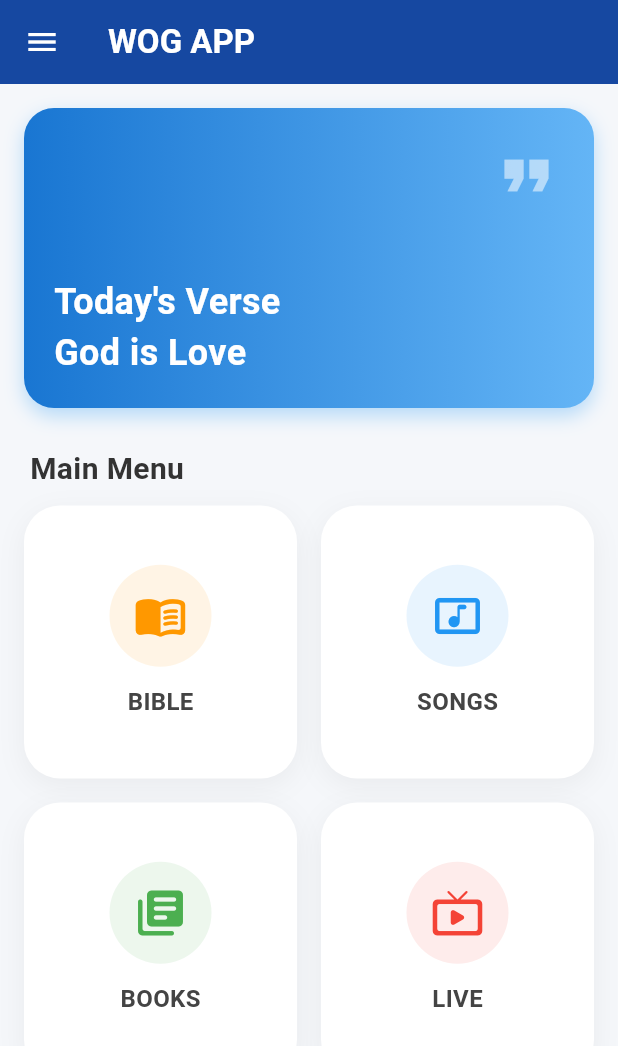
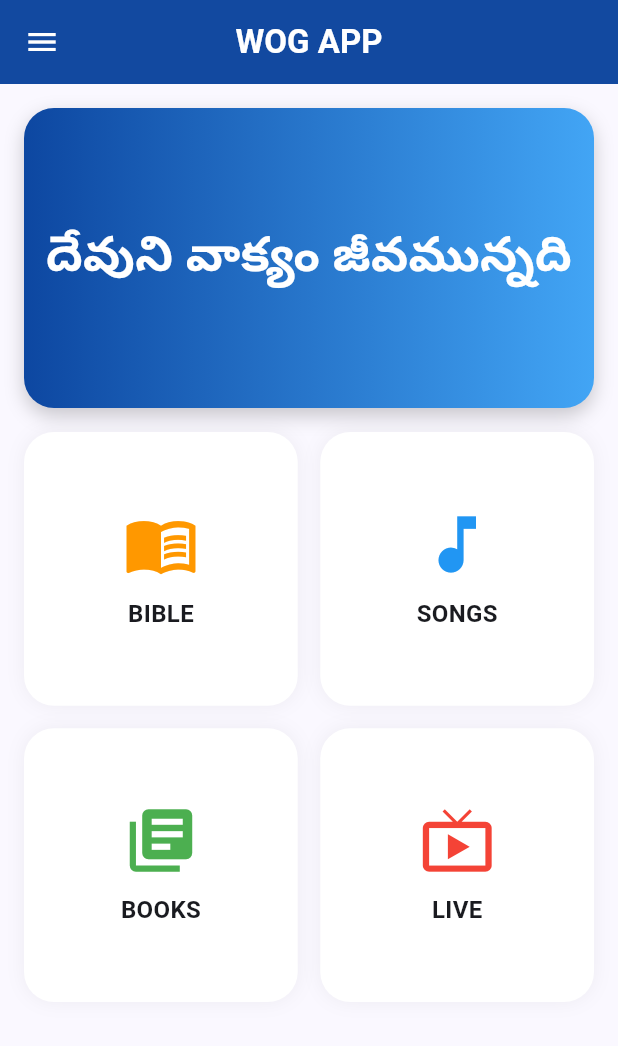
Before and after one commit to worldofgod79-del/wog_apk, a Flutter app: the screen it shows after launch, on a phone screen of 412 x 824 dp. Shown: the top 1046 px of the screen. Run offline on Flutter 3.47's test engine with Material 3 defaults, Android fonts, the phone set to English and light mode, and no system bars; our stand-ins replace google_fonts; Roboto replaces fonts that are missing (Mallanna).

Commit message:
Update main.dart

```diff
--- a/lib/main.dart
+++ b/lib/main.dart
@@ -2,6 +2,8 @@ import 'package:flutter/material.dart';
 import 'dart:async';
 import 'dart:convert';
 import 'package:flutter/services.dart';
+import 'package:google_fonts/google_fonts.dart';
+import 'package:http/http.dart' as http;
 
 void main() {
   runApp(const WogApp());
@@ -13,17 +15,21 @@ class WogApp extends StatelessWidget {
   Widget build(BuildContext context) {
     return MaterialApp(
       debugShowCheckedModeBanner: false,
+      title: 'WOG APK',
       theme: ThemeData(
-        primarySwatch: Colors.blue,
         useMaterial3: true,
-        scaffoldBackgroundColor: const Color(0xFFF5F7FA),
+        colorScheme: ColorScheme.fromSeed(seedColor: const Color(0xFF0D47A1)),
+        // Fixed Global Fonts
+        textTheme: GoogleFonts.robotoTextTheme(Theme.of(context).textTheme).copyWith(
+          bodyLarge: GoogleFonts.mallanna(fontSize: 20),
+          bodyMedium: GoogleFonts.mallanna(fontSize: 18),
+        ),
       ),
       home: const SplashScreen(),
     );
   }
 }
 
-// 1. SPLASH SCREEN
 class SplashScreen extends StatefulWidget {
   const SplashScreen({super.key});
   @override
@@ -46,16 +52,9 @@ class _SplashScreenState extends State<SplashScreen> {
         child: Column(
           mainAxisAlignment: MainAxisAlignment.center,
           children: [
-            Container(
-              padding: const EdgeInsets.all(20),
-              decoration: BoxDecoration(
-                color: Colors.blue.withOpacity(0.1),
-                shape: BoxShape.circle,
-              ),
-              child: const Icon(Icons.auto_awesome, size: 80, color: Colors.blue),
-            ),
-            const SizedBox(height: 24),
-            const Text("WOG APP", style: TextStyle(fontSize: 32, fontWeight: FontWeight.bold, letterSpacing: 2, color: Color(0xFF1A237E))),
+            const Icon(Icons.auto_awesome, size: 100, color: Color(0xFF0D47A1)),
+            const SizedBox(height: 20),
+            Text("WOG APP", style: GoogleFonts.roboto(fontSize: 30, fontWeight: FontWeight.bold, color: const Color(0xFF0D47A1))),
           ],
         ),
       ),
@@ -63,7 +62,6 @@ class _SplashScreenState extends State<SplashScreen> {
   }
 }
 
-// 2. MAIN HOME PAGE
 class MainHomePage extends StatefulWidget {
   const MainHomePage({super.key});
   @override
@@ -77,85 +75,69 @@ class _MainHomePageState extends State<MainHomePage> {
   Widget build(BuildContext context) {
     return Scaffold(
       appBar: AppBar(
-        title: const Text("WOG APP", style: TextStyle(color: Colors.white, fontWeight: FontWeight.bold)),
+        title: Text("WOG APP", style: GoogleFonts.roboto(fontWeight: FontWeight.bold, color: Colors.white)),
         backgroundColor: const Color(0xFF0D47A1),
-        elevation: 5,
+        centerTitle: true,
+        elevation: 4,
         iconTheme: const IconThemeData(color: Colors.white),
       ),
-      // SIDE MENU (EXACTLY AS PER YOUR IMAGE)
       drawer: Drawer(
         child: Column(
           children: [
-            const UserAccountsDrawerHeader(
-              decoration: BoxDecoration(color: Color(0xFF1565C0)),
-              accountName: Text("World of God", style: TextStyle(fontSize: 18, fontWeight: FontWeight.bold)),
-              accountEmail: Text("Contact: wogapp@official.com"),
-              currentAccountPicture: CircleAvatar(backgroundColor: Colors.white, child: Icon(Icons.church, color: Color(0xFF1565C0), size: 40)),
+            UserAccountsDrawerHeader(
+              decoration: const BoxDecoration(color: Color(0xFF0D47A1)),
+              accountName: Text("World of God", style: GoogleFonts.roboto(fontSize: 18, fontWeight: FontWeight.bold)),
+              accountEmail: const Text("wogapp@official.com"),
+              currentAccountPicture: const CircleAvatar(backgroundColor: Colors.white, child: Icon(Icons.church, color: Color(0xFF0D47A1), size: 40)),
             ),
-            _drawerItem(Icons.track_changes, "TRACKER"),
-            _drawerItem(Icons.audiotrack, "AUDIO MESSAGES"),
-            _drawerItem(Icons.quiz, "QUIZ"),
-            const Divider(thickness: 1),
-            _drawerItem(Icons.contact_mail, "CONTACT US"),
-            _drawerItem(Icons.info_outline, "ABOUT US"),
-            _drawerItem(Icons.share, "SHARE THIS APP"),
+            _drawerTile(Icons.track_changes, "TRACKER"),
+            _drawerTile(Icons.audiotrack, "AUDIO MESSAGES"),
+            _drawerTile(Icons.quiz, "QUIZ"),
+            const Divider(),
+            _drawerTile(Icons.contact_mail, "CONTACT US"),
+            _drawerTile(Icons.info, "ABOUT US"),
+            _drawerTile(Icons.share, "SHARE THIS APP"),
           ],
         ),
       ),
-      body: _buildHomeBody(),
-    );
-  }
-
-  Widget _buildHomeBody() {
-    return SingleChildScrollView(
+      body: SingleChildScrollView(
         child: Column(
-        crossAxisAlignment: CrossAxisAlignment.start,
           children: [
-          // PRO BANNER AREA
+            // POLISHED BANNER
             Container(
               height: 200,
               width: double.infinity,
               margin: const EdgeInsets.all(16),
               decoration: BoxDecoration(
                 borderRadius: BorderRadius.circular(20),
-              gradient: const LinearGradient(colors: [Color(0xFF1976D2), Color(0xFF64B5F6)]),
-              boxShadow: [BoxShadow(color: Colors.blue.withOpacity(0.3), blurRadius: 10, offset: const Offset(0, 5))],
+                gradient: const LinearGradient(colors: [Color(0xFF0D47A1), Color(0xFF42A5F5)]),
+                boxShadow: [BoxShadow(color: Colors.black.withOpacity(0.2), blurRadius: 10, offset: const Offset(0, 5))],
               ),
-            child: const Stack(
-              children: [
-                Positioned(
-                  bottom: 20, left: 20,
-                  child: Text("Today's Verse\nGod is Love", style: TextStyle(color: Colors.white, fontSize: 24, fontWeight: FontWeight.bold)),
-                ),
-                Positioned(top: 20, right: 20, child: Icon(Icons.format_quote, color: Colors.white54, size: 50)),
-              ],
+              child: Center(
+                child: Text("దేవుని వాక్యం జీవమున్నది",
+                  style: GoogleFonts.mallanna(color: Colors.white, fontSize: 32, fontWeight: FontWeight.bold),
+                  textAlign: TextAlign.center),
               ),
             ),
-
-          const Padding(
-            padding: EdgeInsets.symmetric(horizontal: 20, vertical: 10),
-            child: Text("Main Menu", style: TextStyle(fontSize: 20, fontWeight: FontWeight.bold, color: Color(0xFF333333))),
-          ),
-
-          // GRID MENU (4 MAIN CARDS)
+            // MENU GRID
             Padding(
               padding: const EdgeInsets.symmetric(horizontal: 16),
               child: GridView.count(
                 shrinkWrap: true,
                 physics: const NeverScrollableScrollPhysics(),
                 crossAxisCount: 2,
-              crossAxisSpacing: 16,
-              mainAxisSpacing: 16,
+                crossAxisSpacing: 15,
+                mainAxisSpacing: 15,
                 children: [
-                _menuCard("BIBLE", Icons.menu_book_rounded, const Color(0xFFFF9800), const BibleListScreen()),
-                _menuCard("SONGS", Icons.music_video_rounded, const Color(0xFF2196F3), const CommonPlaceholder(title: "Songs")),
-                _menuCard("BOOKS", Icons.library_books_rounded, const Color(0xFF4CAF50), const CommonPlaceholder(title: "Books")),
-                _menuCard("LIVE", Icons.live_tv_rounded, const Color(0xFFF44336), const CommonPlaceholder(title: "Live Stream")),
+                  _menuCard("BIBLE", Icons.menu_book, const Color(0xFFFF9800), const BibleListScreen()),
+                  _menuCard("SONGS", Icons.music_note, const Color(0xFF2196F3), const PlaceholderScreen(title: "Songs")),
+                  _menuCard("BOOKS", Icons.library_books, const Color(0xFF4CAF50), const PlaceholderScreen(title: "Books")),
+                  _menuCard("LIVE", Icons.live_tv, const Color(0xFFF44336), const PlaceholderScreen(title: "Live Stream")),
                 ],
               ),
             ),
-          const SizedBox(height: 20),
           ],
+        ),
       ),
     );
   }
@@ -166,35 +148,31 @@ class _MainHomePageState extends State<MainHomePage> {
       child: Container(
         decoration: BoxDecoration(
           color: Colors.white,
-          borderRadius: BorderRadius.circular(24),
-          boxShadow: [BoxShadow(color: Colors.black.withOpacity(0.05), blurRadius: 15, offset: const Offset(0, 5))],
+          borderRadius: BorderRadius.circular(20),
+          boxShadow: [BoxShadow(color: Colors.black.withOpacity(0.05), blurRadius: 10)],
         ),
         child: Column(
           mainAxisAlignment: MainAxisAlignment.center,
           children: [
-            Container(
-              padding: const EdgeInsets.all(16),
-              decoration: BoxDecoration(color: color.withOpacity(0.1), shape: BoxShape.circle),
-              child: Icon(icon, color: color, size: 36),
-            ),
-            const SizedBox(height: 12),
-            Text(title, style: const TextStyle(fontWeight: FontWeight.bold, fontSize: 16, color: Color(0xFF444444))),
+            Icon(icon, size: 50, color: color),
+            const SizedBox(height: 10),
+            Text(title, style: GoogleFonts.roboto(fontSize: 16, fontWeight: FontWeight.bold)),
           ],
         ),
       ),
     );
   }
 
-  Widget _drawerItem(IconData icon, String title) {
+  Widget _drawerTile(IconData icon, String title) {
     return ListTile(
-      leading: Icon(icon, color: const Color(0xFF1565C0)),
-      title: Text(title, style: const TextStyle(fontSize: 16, fontWeight: FontWeight.w500)),
+      leading: Icon(icon, color: const Color(0xFF0D47A1)),
+      title: Text(title, style: GoogleFonts.roboto(fontSize: 16)),
       onTap: () => Navigator.pop(context),
     );
   }
 }
+// --- BIBLE LOGIC SCREENS ---
 
-// 3. BIBLE LIST SCREEN (With Better List Design)
 class BibleListScreen extends StatefulWidget {
   const BibleListScreen({super.key});
   @override
@@ -217,18 +195,16 @@ class _BibleListScreenState extends State<BibleListScreen> {
   Widget build(BuildContext context) {
     return Scaffold(
       appBar: AppBar(
-        title: const Text("Holy Bible", style: TextStyle(color: Colors.white)),
-        backgroundColor: const Color(0xFF1565C0),
+        title: Text("Holy Bible", style: GoogleFonts.roboto(color: Colors.white, fontWeight: FontWeight.bold)),
+        backgroundColor: const Color(0xFF0D47A1),
         iconTheme: const IconThemeData(color: Colors.white),
       ),
-      body: ListView.separated(
+      body: ListView.builder(
         itemCount: _books.length,
-        separatorBuilder: (context, index) => const Divider(height: 1),
         itemBuilder: (context, i) => ListTile(
-          contentPadding: const EdgeInsets.symmetric(horizontal: 20, vertical: 5),
-          leading: const CircleAvatar(backgroundColor: Color(0xFFFF9800), child: Icon(Icons.book, color: Colors.white, size: 20)),
-          title: Text(_books[i]["name"], style: const TextStyle(fontSize: 18, fontWeight: FontWeight.w600)),
-          trailing: const Icon(Icons.chevron_right, color: Colors.grey),
+          leading: const Icon(Icons.book, color: Color(0xFFFF9800)),
+          title: Text(_books[i]["name"], style: GoogleFonts.mallanna(fontSize: 24, fontWeight: FontWeight.w500)),
+          trailing: const Icon(Icons.chevron_right),
           onTap: () => Navigator.push(context, MaterialPageRoute(builder: (context) =>
             ChapterScreen(bookName: _books[i]["name"], chapters: _books[i]["chapters"]))),
         ),
@@ -237,25 +213,25 @@ class _BibleListScreenState extends State<BibleListScreen> {
   }
 }
 
-// 4. CHAPTERS & VERSES
 class ChapterScreen extends StatelessWidget {
   final String bookName;
   final List chapters;
   const ChapterScreen({super.key, required this.bookName, required this.chapters});
+
   @override
   Widget build(BuildContext context) {
     return Scaffold(
-      appBar: AppBar(title: Text(bookName)),
+      appBar: AppBar(title: Text(bookName, style: GoogleFonts.mallanna(fontSize: 26, color: Colors.white)), backgroundColor: const Color(0xFF0D47A1), iconTheme: const IconThemeData(color: Colors.white)),
       body: GridView.builder(
-        padding: const EdgeInsets.all(20),
-        gridDelegate: const SliverGridDelegateWithFixedCrossAxisCount(crossAxisCount: 5, mainAxisSpacing: 15, crossAxisSpacing: 15),
+        padding: const EdgeInsets.all(15),
+        gridDelegate: const SliverGridDelegateWithFixedCrossAxisCount(crossAxisCount: 5, mainAxisSpacing: 10, crossAxisSpacing: 10),
         itemCount: chapters.length,
         itemBuilder: (context, i) => InkWell(
           onTap: () => Navigator.push(context, MaterialPageRoute(builder: (context) =>
             VerseScreen(chapterNum: chapters[i]["chapter"], verses: chapters[i]["verses"]))),
           child: Container(
-            decoration: BoxDecoration(color: const Color(0xFFE3F2FD), borderRadius: BorderRadius.circular(12), border: Border.all(color: Colors.blue.shade200)),
-            child: Center(child: Text("${chapters[i]["chapter"]}", style: const TextStyle(fontWeight: FontWeight.bold, fontSize: 16))),
+            decoration: BoxDecoration(color: Colors.blue[50], borderRadius: BorderRadius.circular(10), border: Border.all(color: Colors.blue.shade200)),
+            child: Center(child: Text("${chapters[i]["chapter"]}", style: const TextStyle(fontWeight: FontWeight.bold, fontSize: 18))),
           ),
         ),
       ),
@@ -267,21 +243,22 @@ class VerseScreen extends StatelessWidget {
   final int chapterNum;
   final List verses;
   const VerseScreen({super.key, required this.chapterNum, required this.verses});
+
   @override
   Widget build(BuildContext context) {
     return Scaffold(
-      appBar: AppBar(title: Text("Chapter $chapterNum")),
+      appBar: AppBar(title: Text("Chapter $chapterNum", style: GoogleFonts.roboto())),
       body: ListView.builder(
         padding: const EdgeInsets.all(16),
         itemCount: verses.length,
         itemBuilder: (context, i) => Padding(
-          padding: const EdgeInsets.only(bottom: 12),
+          padding: const EdgeInsets.only(bottom: 15),
           child: RichText(
             text: TextSpan(
-              style: const TextStyle(color: Colors.black87, fontSize: 18, height: 1.5),
+              style: const TextStyle(color: Colors.black87, fontSize: 20, height: 1.6),
               children: [
-                TextSpan(text: "${verses[i]["number"]}. ", style: const TextStyle(fontWeight: FontWeight.bold, color: Colors.blue)),
-                TextSpan(text: verses[i]["text"]),
+                TextSpan(text: "${verses[i]["number"]}. ", style: GoogleFonts.roboto(fontWeight: FontWeight.bold, color: const Color(0xFF0D47A1), fontSize: 18)),
+                TextSpan(text: verses[i]["text"], style: GoogleFonts.mallanna()),
               ],
             ),
           ),
@@ -291,11 +268,11 @@ class VerseScreen extends StatelessWidget {
   }
 }
 
-class CommonPlaceholder extends StatelessWidget {
+class PlaceholderScreen extends StatelessWidget {
   final String title;
-  const CommonPlaceholder({super.key, required this.title});
+  const PlaceholderScreen({super.key, required this.title});
   @override
   Widget build(BuildContext context) {
-    return Scaffold(appBar: AppBar(title: Text(title)), body: Center(child: Text("$title Section Coming Soon", style: const TextStyle(fontSize: 18))));
+    return Scaffold(appBar: AppBar(title: Text(title)), body: Center(child: Text("$title Section Coming Soon", style: GoogleFonts.roboto(fontSize: 18))));
   }
 }
```
Lines whose indentation alone changed are shown as unchanged.
